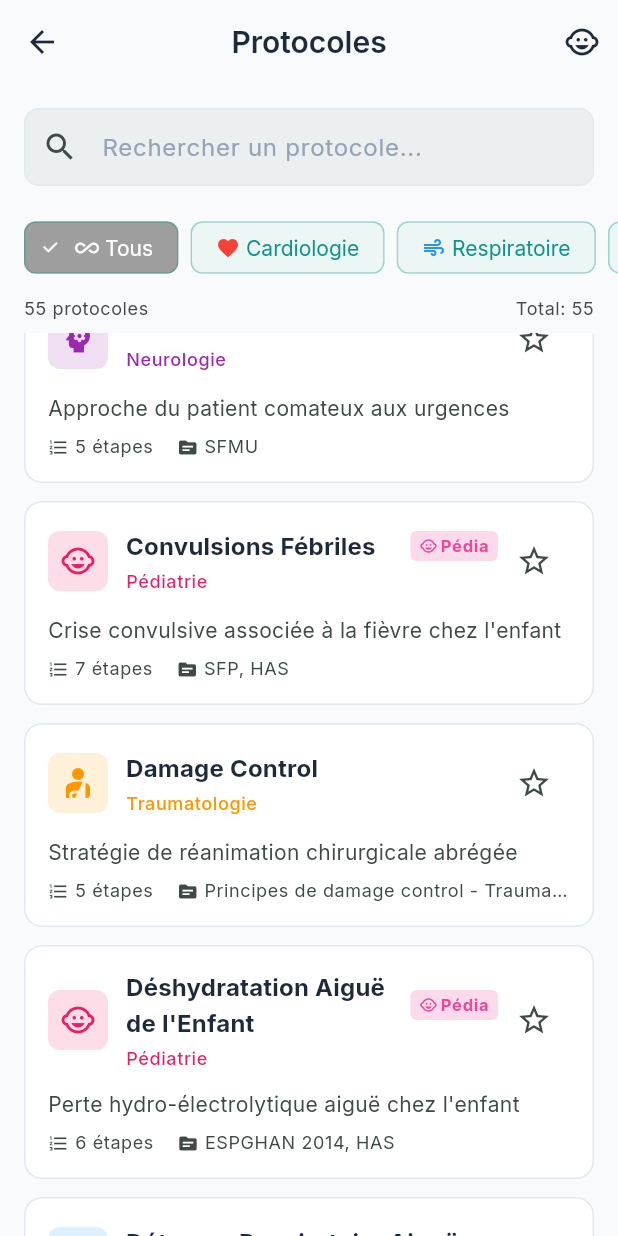
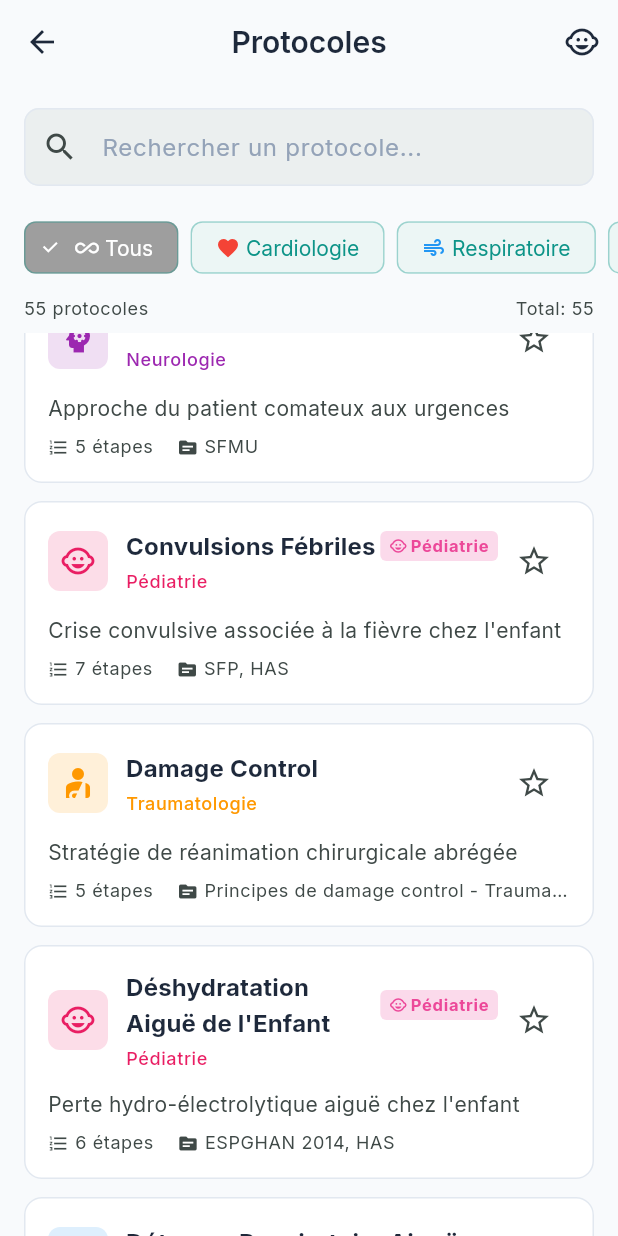
Before and after one commit to medlabib/EMtools, a Flutter app: the ProtocolsScreen screen opened directly, scrolled down 2304 dp, on a phone screen of 412 x 824 dp. Run offline on Flutter 3.47's test engine with Material 3 defaults, Android fonts, the phone set to English and light mode, and no system bars; our stand-ins replace flutter_riverpod, go_router, google_fonts, shared_preferences, wakelock_plus; accounts and stored records are empty.

Commit message:
feat(l10n): add new localized strings and use them throughout app
- Added calculator-related strings: calculatorNotFound, enterValue, cannotOpenLink
- Added interaction severity strings: interactionMajor, interactionModerate
- Added disclaimerText string with warning emoji and explanation
- Replaced hardcoded texts with localized strings in calculators, antibiotics, protocols, and settings screens
- Updated score interpretation labels to include English fallback text
- Improved consistency by using AppStrings for antibiotic classes and calculator categories
- Display disclaimerText with italic style on settings screen

```diff
--- a/lib/core/l10n/app_strings.dart
+++ b/lib/core/l10n/app_strings.dart
@@ -365,6 +365,18 @@ const _en = <String, String>{
   'successUpdated': 'Updated successfully',
   'successLogout': 'Logged out successfully',
   'successLogin': 'Logged in successfully',
+
+  // Calculator
+  'calculatorNotFound': 'Calculator not found',
+  'enterValue': 'Enter a value',
+  'cannotOpenLink': 'Cannot open link',
+
+  // Interactions
+  'interactionMajor': 'Major',
+  'interactionModerate': 'Moderate',
+
+  // Disclaimer
+  'disclaimerText': '\u26a0\ufe0f This application is a decision-support tool and does not replace clinical judgment.',
 
   // Units
   'kg': 'kg',
@@ -1098,6 +1110,18 @@ const _fr = <String, String>{
   'successUpdated': 'Mis à jour avec succès',
   'successLogout': 'Déconnexion réussie',
   'successLogin': 'Connexion réussie',
+
+  // Calculator
+  'calculatorNotFound': 'Calculateur non trouvé',
+  'enterValue': 'Entrer une valeur',
+  'cannotOpenLink': 'Impossible d\'ouvrir le lien',
+
+  // Interactions
+  'interactionMajor': 'Majeure',
+  'interactionModerate': 'Modérée',
+
+  // Disclaimer
+  'disclaimerText': '\u26a0\ufe0f Cette application est un outil d\'aide à la décision et ne remplace pas le jugement clinique.',
 
   // Units
   'kg': 'kg',
@@ -1971,6 +1995,7 @@ class AppStrings {
   static String get adrogueMadiasFormula => _t('adrogueMadiasFormula');
   static String get pbwFormula => _t('pbwFormula');
   static String get disclaimerTool => _t('disclaimerTool');
+  static String get disclaimerText => _t('disclaimerText');
   static String get unknownRhythm => _t('unknownRhythm');
   static String get vfPulselessVt => _t('vfPulselessVt');
   static String get asystoleRhythm => _t('asystoleRhythm');
--- a/lib/presentation/screens/settings_screen.dart
+++ b/lib/presentation/screens/settings_screen.dart
@@ -53,8 +53,8 @@ class SettingsScreen extends ConsumerWidget {
                     context.t('appSubtitle'),
                   ),
                   const SizedBox(height: 8),
-                  const Text(
-                    '\u26a0\ufe0f This application is a decision-support tool and does not replace clinical judgment.',
+                  Text(
+                    AppStrings.disclaimerText,
                     style: TextStyle(fontStyle: FontStyle.italic, fontSize: 12),
                   ),
                 ],
--- a/lib/presentation/screens/tools/antibiotics/antibiotic_detail_screen.dart
+++ b/lib/presentation/screens/tools/antibiotics/antibiotic_detail_screen.dart
@@ -794,7 +794,7 @@ class _AntibioticDetailScreenState extends State<AntibioticDetailScreen>
                                               borderRadius: BorderRadius.circular(8),
                                             ),
                                             child: Text(
-                                              isMajor ? 'Majeure' : 'Modérée',
+                                              isMajor ? context.t('interactionMajor') : context.t('interactionModerate'),
                                               style: const TextStyle(
                                                 color: Colors.white,
                                                 fontSize: 11,
--- a/lib/presentation/screens/tools/calculators/calculators_screen.dart
+++ b/lib/presentation/screens/tools/calculators/calculators_screen.dart
@@ -59,7 +59,7 @@ class _CalculatorsScreenState extends State<CalculatorsScreen>
       case CalculatorCategory.laboratory:
         return AppStrings.laboratory;
       case CalculatorCategory.other:
-        return 'Autre';
+        return AppStrings.others;
     }
   }
 
--- a/lib/presentation/screens/tools/protocols/protocols_screen.dart
+++ b/lib/presentation/screens/tools/protocols/protocols_screen.dart
@@ -330,7 +330,7 @@ class _ProtocolsScreenState extends State<ProtocolsScreen> {
                                     ),
                                     const SizedBox(width: 2),
                                     Text(
-                                      'Pédia',
+                                      AppStrings.pediatricsBadge,
                                       style: theme.textTheme.labelSmall?.copyWith(
                                         color: _pediatricPink,
                                         fontWeight: FontWeight.bold,
```
Also changed, not shown: lib/presentation/screens/tools/antibiotics/antibiotics_screen.dart (+4 -4 lines), lib/presentation/screens/tools/calculators/calculator_detail_screen.dart (+6 -6 lines).
